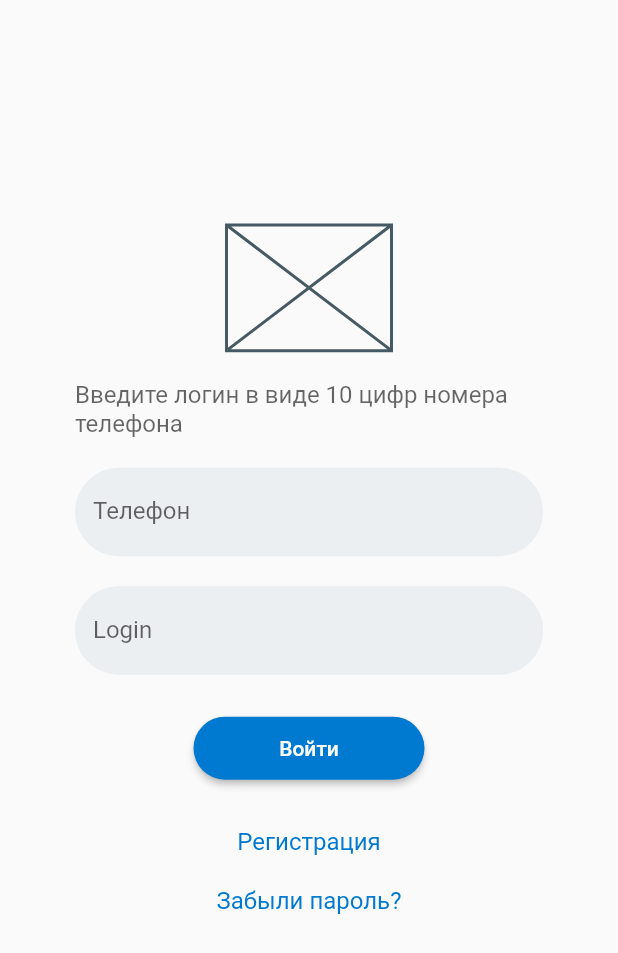
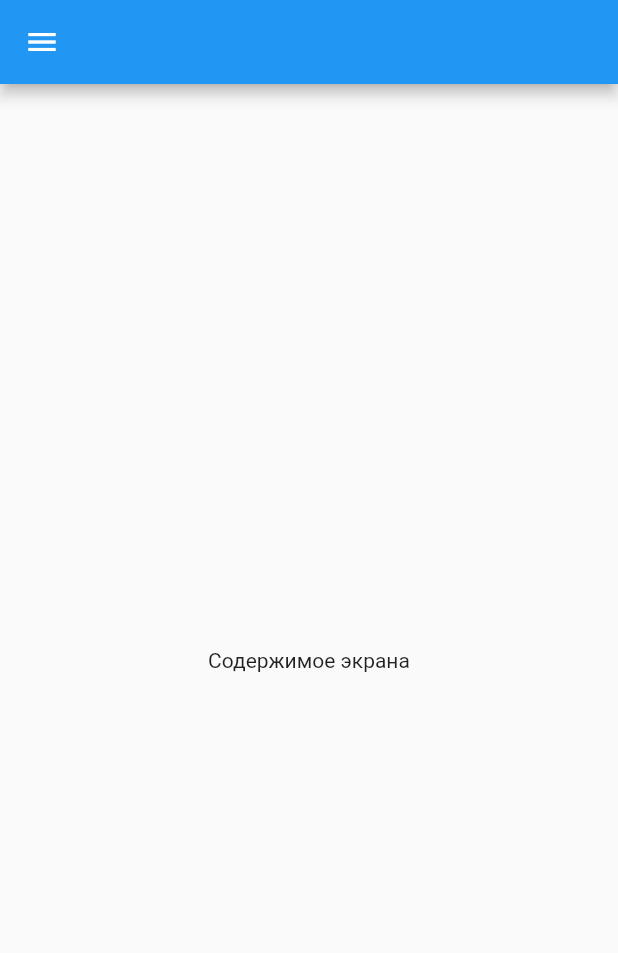
Before and after one commit to V0inoff1/Dart_piza_app, a Flutter app: the screen it shows after launch, on a phone screen of 412 x 824 dp. Shown: the top 953 px of the screen. Run offline on Flutter 3.47's test engine with Material 2 defaults, Android fonts, the phone set to English and light mode, and no system bars.

Commit message:
Добавлена страница бокового бара

```diff
--- a/lib/auth_screen.dart
+++ b/lib/auth_screen.dart
@@ -31,7 +31,7 @@ class AuthScreen extends StatelessWidget {
                 SizedBox(height: 150,),
                 SizedBox(width: 110.02,height: 83.78,child: Placeholder (),),
                 SizedBox(height: 20,),
-                Text('Введите логин в виде 10 цифр номера телефона',
+                Text('Воинов Егор Введите логин в виде 10 цифр номера телефона',
                   style: TextStyle(fontSize:16,color: Color.fromRGBO(0, 0, 0, 0.6)),),
                 SizedBox(height: 20,),
                 TextField(
--- a/lib/main.dart
+++ b/lib/main.dart
@@ -1,9 +1,10 @@
 import 'package:auth_page/auth_screen.dart';
+import 'package:auth_page/navigation_drawer_screen.dart';
 import 'package:flutter/material.dart';
 
 import 'expanted_demo_screen.dart';
 
 
 void main() {
-  runApp(const AuthScreen());
+  runApp(const NavigationDrawerScreen());
 }
--- /dev/null
+++ b/lib/navigation_drawer_screen.dart
@@ -0,0 +1,81 @@
+import 'package:flutter/material.dart';
+
+class NavigationDrawerScreen extends StatefulWidget {
+  const NavigationDrawerScreen({Key? key}) : super(key: key);
+
+  @override
+  _NavigationDrawerScreenState createState() => _NavigationDrawerScreenState();
+}
+
+class _NavigationDrawerScreenState extends State<NavigationDrawerScreen> {
+  final _messengerKey = GlobalKey <ScaffoldMessengerState>();
+
+  @override
+  Widget build(BuildContext context) {
+    return MaterialApp(
+        scaffoldMessengerKey: _messengerKey,
+      home: Scaffold(
+        appBar: AppBar(),
+        drawer: Drawer(
+          child: ListView(
+            padding: EdgeInsets.zero,
+            children: [
+              DrawerHeader(
+                decoration: const BoxDecoration(
+                  color: Colors.blue,
+                ),
+                child: Container(
+                  height: 200,
+                  child: Column(
+                    mainAxisAlignment: MainAxisAlignment.center,
+                    crossAxisAlignment: CrossAxisAlignment.center,
+                    children: [
+                      Container(
+                        height: 100,
+                        decoration: const BoxDecoration(
+                          borderRadius: BorderRadius.all(Radius.circular(50.0))
+                        ),
+                        child: Image.network('https://miro.medium.com/max/1400/1*3vx7gPf7llS6-OzDj-XTSQ.png'),
+                      ),
+                      const Text('Приложение Воинова Егора')
+                    ],
+                  ),
+                ),
+              ),
+              ListTile(
+                leading: const Icon(Icons.one_k),
+                title: const Text('Каталог'),
+                onTap: () {
+                  _messengerKey.currentState!.showSnackBar(
+                    const SnackBar(content: Text('Переход в каталог')));
+                },
+              ),
+              ListTile(
+                leading: const Icon(Icons.two_k),
+                title: const Text('Корзина'),
+                onTap: () {
+                   _messengerKey.currentState!.showSnackBar(
+                    const SnackBar(content: Text('Переход в корзину')));
+                },
+              ),
+              const Divider(),
+              const Padding(
+                padding: EdgeInsets.only(left: 10.0),
+                child: Text('Профиль'),
+              ),
+              ListTile(
+                leading: const Icon(Icons.settings),
+                title: const Text('Настройки'),
+                onTap: () {
+                  _messengerKey.currentState!.showSnackBar(
+                    const SnackBar(content: Text('Переход в настройки')));
+                },
+              ),
+            ],
+          ),
+        ),
+        body: Center(child: Text('Содержимое экрана')),
+      )
+    );
+  }
+}
```
Also changed, not shown: 1 other file.
